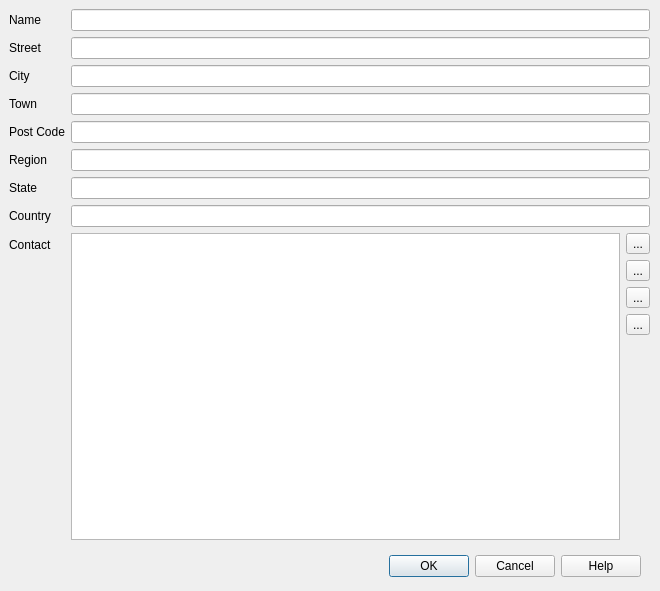
Before: the Qt Designer form src/cdlgmdfmanufacturer.ui in grodansparadis/vscp-works-qt, drawn with Qt 5.
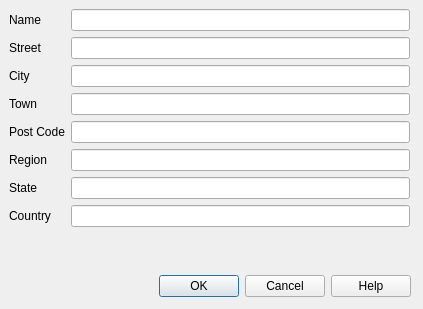
After: the same form once the commit is applied. Icons and pictures are not drawn.

Commit message: descriptions and info URL edit for contact items in place

```diff
--- a/src/cdlgmdfmanufacturer.ui
+++ b/src/cdlgmdfmanufacturer.ui
@@ -6,8 +6,8 @@
    <rect>
     <x>0</x>
     <y>0</y>
-    <width>660</width>
-    <height>591</height>
+    <width>423</width>
+    <height>309</height>
    </rect>
   </property>
   <property name="windowTitle">
@@ -17,8 +17,8 @@
    <property name="geometry">
     <rect>
      <x>10</x>
-     <y>550</y>
-     <width>631</width>
+     <y>270</y>
+     <width>401</width>
      <height>32</height>
     </rect>
    </property>
@@ -37,8 +37,8 @@
     <rect>
      <x>9</x>
      <y>9</y>
-     <width>641</width>
-     <height>531</height>
+     <width>401</width>
+     <height>252</height>
     </rect>
    </property>
    <layout class="QFormLayout" name="formLayout">
@@ -122,108 +122,8 @@
     <item row="7" column="1">
      <widget class="QLineEdit" name="editCountry"/>
     </item>
-    <item row="8" column="0">
-     <widget class="QLabel" name="label_9">
-      <property name="text">
-       <string>Contact</string>
-      </property>
-     </widget>
-    </item>
     <item row="8" column="1">
-     <layout class="QHBoxLayout" name="horizontalLayout">
-      <item>
-       <layout class="QHBoxLayout" name="horizontalLayout_2">
-        <item>
-         <widget class="QListWidget" name="listContact"/>
-        </item>
-        <item>
-         <layout class="QVBoxLayout" name="verticalLayout">
-          <item>
-           <widget class="QToolButton" name="btnAddDesc">
-            <property name="toolTip">
-             <string>Add description item</string>
-            </property>
-            <property name="text">
-             <string>...</string>
-            </property>
-            <property name="icon">
-             <iconset resource="vscpworks.qrc">
-              <normaloff>:/add.png</normaloff>:/add.png</iconset>
-            </property>
-            <property name="shortcut">
-             <string>Ctrl+A</string>
-            </property>
-           </widget>
-          </item>
-          <item>
-           <widget class="QToolButton" name="btnEditDesc">
-            <property name="toolTip">
-             <string>Edit description item</string>
-            </property>
-            <property name="text">
-             <string>...</string>
-            </property>
-            <property name="icon">
-             <iconset resource="vscpworks.qrc">
-              <normaloff>:/pencil.svg</normaloff>:/pencil.svg</iconset>
-            </property>
-            <property name="shortcut">
-             <string>Ctrl+E</string>
-            </property>
-           </widget>
-          </item>
-          <item>
-           <widget class="QToolButton" name="btnDupDesc">
-            <property name="toolTip">
-             <string>Duplicate description item</string>
-            </property>
-            <property name="text">
-             <string>...</string>
-            </property>
-            <property name="icon">
-             <iconset resource="vscpworks.qrc">
-              <normaloff>:/images/svg/copy.svg</normaloff>:/images/svg/copy.svg</iconset>
-            </property>
-            <property name="shortcut">
-             <string>Ctrl+D</string>
-            </property>
-           </widget>
-          </item>
-          <item>
-           <widget class="QToolButton" name="btnDelDesc">
-            <property name="toolTip">
-             <string>Delete Description item</string>
-            </property>
-            <property name="text">
-             <string>...</string>
-            </property>
-            <property name="icon">
-             <iconset resource="vscpworks.qrc">
-              <normaloff>:/remove.png</normaloff>:/remove.png</iconset>
-            </property>
-            <property name="shortcut">
-             <string>Ctrl+X</string>
-            </property>
-           </widget>
-          </item>
-          <item>
-           <spacer name="verticalSpacer">
-            <property name="orientation">
-             <enum>Qt::Vertical</enum>
-            </property>
-            <property name="sizeHint" stdset="0">
-             <size>
-              <width>20</width>
-              <height>40</height>
-             </size>
-            </property>
-           </spacer>
-          </item>
-         </layout>
-        </item>
-       </layout>
-      </item>
-     </layout>
+     <layout class="QHBoxLayout" name="horizontalLayout"/>
     </item>
    </layout>
   </widget>
```
Left out of the diff: 2 changed lines with no effect on the pictures. The commit also changes 7 other files.
